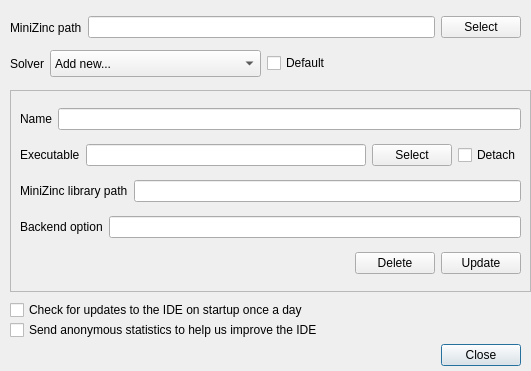
Above: MiniZincIDE/solverdialog.ui from MiniZinc/MiniZincIDE before the change. Below: the same form after it.
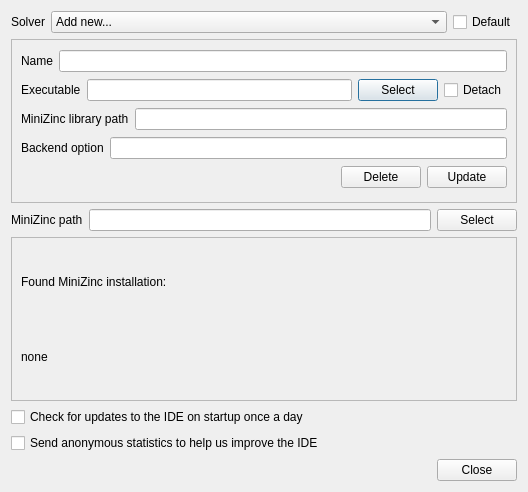
That is the form after the change.

Commit message: Set PATH consistently when calling mzn2fzn and solvers. Show --version information for currently selected mzn2fzn in configuration window.

What changed in the file:
```diff
--- a/MiniZincIDE/solverdialog.ui
+++ b/MiniZincIDE/solverdialog.ui
@@ -6,8 +6,8 @@
    <rect>
     <x>0</x>
     <y>0</y>
-    <width>531</width>
-    <height>371</height>
+    <width>528</width>
+    <height>492</height>
    </rect>
   </property>
   <property name="windowTitle">
@@ -16,31 +16,48 @@
   <property name="modal">
    <bool>true</bool>
   </property>
-  <widget class="QDialogButtonBox" name="buttonBox">
-   <property name="geometry">
-    <rect>
-     <x>440</x>
-     <y>340</y>
-     <width>81</width>
-     <height>30</height>
-    </rect>
-   </property>
-   <property name="orientation">
-    <enum>Qt::Horizontal</enum>
-   </property>
-   <property name="standardButtons">
-    <set>QDialogButtonBox::Close</set>
-   </property>
-  </widget>
+  <layout class="QVBoxLayout" name="verticalLayout_2">
+   <item>
+    <layout class="QHBoxLayout" name="horizontalLayout">
+     <item>
+      <widget class="QLabel" name="label">
+       <property name="sizePolicy">
+        <sizepolicy hsizetype="Minimum" vsizetype="Preferred">
+         <horstretch>0</horstretch>
+         <verstretch>0</verstretch>
+        </sizepolicy>
+       </property>
+       <property name="text">
+        <string>Solver</string>
+       </property>
+      </widget>
+     </item>
+     <item>
+      <widget class="QComboBox" name="solvers_combo">
+       <property name="sizePolicy">
+        <sizepolicy hsizetype="Preferred" vsizetype="Preferred">
+         <horstretch>1</horstretch>
+         <verstretch>0</verstretch>
+        </sizepolicy>
+       </property>
+       <item>
+        <property name="text">
+         <string>Add new...</string>
+        </property>
+       </item>
+      </widget>
+     </item>
+     <item>
+      <widget class="QCheckBox" name="solver_default">
+       <property name="text">
+        <string>Default</string>
+       </property>
+      </widget>
+     </item>
+    </layout>
+   </item>
+   <item>
   <widget class="QFrame" name="solverFrame">
-   <property name="geometry">
-    <rect>
-     <x>10</x>
-     <y>90</y>
-     <width>521</width>
-     <height>202</height>
-    </rect>
-   </property>
    <property name="frameShape">
     <enum>QFrame::StyledPanel</enum>
    </property>
@@ -167,62 +184,8 @@
     </item>
    </layout>
   </widget>
-  <widget class="QWidget" name="layoutWidget">
-   <property name="geometry">
-    <rect>
-     <x>10</x>
-     <y>50</y>
-     <width>321</width>
-     <height>27</height>
-    </rect>
-   </property>
-   <layout class="QHBoxLayout" name="horizontalLayout">
-    <item>
-     <widget class="QLabel" name="label">
-      <property name="sizePolicy">
-       <sizepolicy hsizetype="Minimum" vsizetype="Preferred">
-        <horstretch>0</horstretch>
-        <verstretch>0</verstretch>
-       </sizepolicy>
-      </property>
-      <property name="text">
-       <string>Solver</string>
-      </property>
-     </widget>
     </item>
     <item>
-     <widget class="QComboBox" name="solvers_combo">
-      <property name="sizePolicy">
-       <sizepolicy hsizetype="Preferred" vsizetype="Preferred">
-        <horstretch>1</horstretch>
-        <verstretch>0</verstretch>
-       </sizepolicy>
-      </property>
-      <item>
-       <property name="text">
-        <string>Add new...</string>
-       </property>
-      </item>
-     </widget>
-    </item>
-    <item>
-     <widget class="QCheckBox" name="solver_default">
-      <property name="text">
-       <string>Default</string>
-      </property>
-     </widget>
-    </item>
-   </layout>
-  </widget>
-  <widget class="QWidget" name="layoutWidget2">
-   <property name="geometry">
-    <rect>
-     <x>10</x>
-     <y>10</y>
-     <width>511</width>
-     <height>35</height>
-    </rect>
-   </property>
    <layout class="QHBoxLayout" name="horizontalLayout_9">
     <item>
      <layout class="QHBoxLayout" name="horizontalLayout_8">
@@ -249,33 +212,58 @@
      </widget>
     </item>
    </layout>
-  </widget>
+   </item>
+   <item>
+    <widget class="QFrame" name="frame">
+     <property name="frameShape">
+      <enum>QFrame::StyledPanel</enum>
+     </property>
+     <property name="frameShadow">
+      <enum>QFrame::Raised</enum>
+     </property>
+     <layout class="QVBoxLayout" name="verticalLayout_3">
+      <item>
+       <widget class="QLabel" name="label_7">
+        <property name="text">
+         <string>Found MiniZinc installation:</string>
+        </property>
+       </widget>
+      </item>
+      <item>
+       <widget class="QLabel" name="mzn2fzn_version">
+        <property name="text">
+         <string>none</string>
+        </property>
+       </widget>
+      </item>
+     </layout>
+    </widget>
+   </item>
+   <item>
   <widget class="QCheckBox" name="check_updates">
-   <property name="geometry">
-    <rect>
-     <x>10</x>
-     <y>300</y>
-     <width>351</width>
-     <height>20</height>
-    </rect>
-   </property>
    <property name="text">
     <string>Check for updates to the IDE on startup once a day</string>
    </property>
   </widget>
+   </item>
+   <item>
   <widget class="QCheckBox" name="send_stats">
-   <property name="geometry">
-    <rect>
-     <x>10</x>
-     <y>320</y>
-     <width>360</width>
-     <height>20</height>
-    </rect>
-   </property>
    <property name="text">
     <string>Send anonymous statistics to help us improve the IDE</string>
    </property>
   </widget>
+   </item>
+   <item>
+    <widget class="QDialogButtonBox" name="buttonBox">
+     <property name="orientation">
+      <enum>Qt::Horizontal</enum>
+     </property>
+     <property name="standardButtons">
+      <set>QDialogButtonBox::Close</set>
+     </property>
+    </widget>
+   </item>
+  </layout>
  </widget>
  <tabstops>
   <tabstop>solvers_combo</tabstop>
```
Lines whose indentation alone changed are shown as unchanged. The commit also changes 4 other files.
